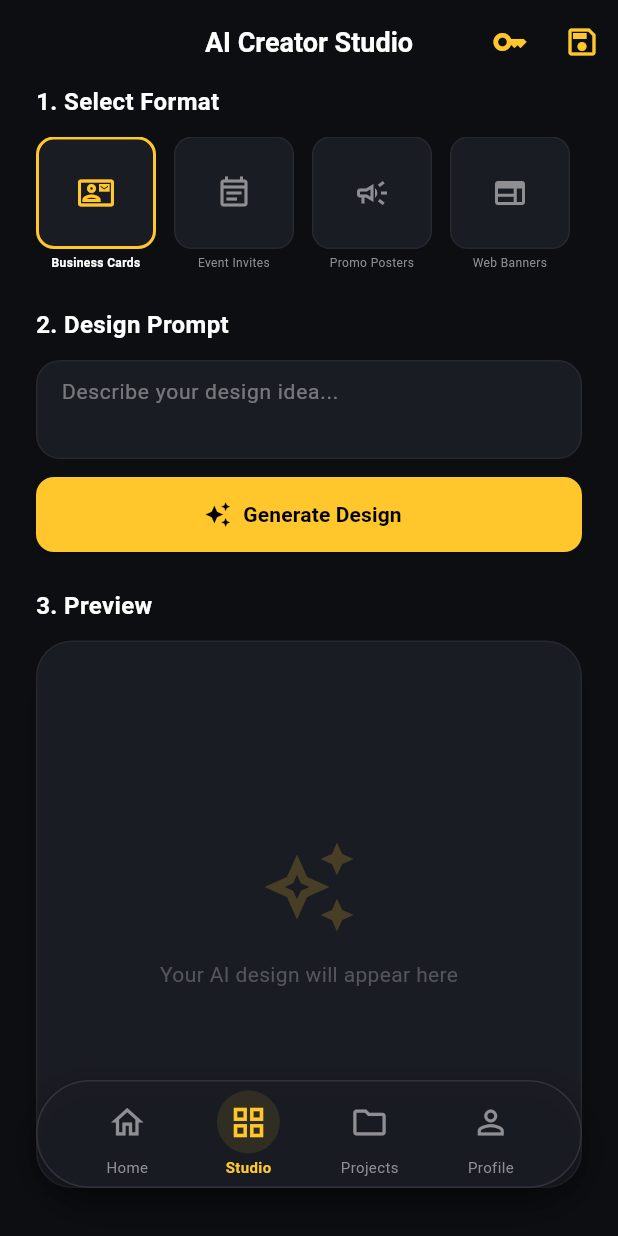
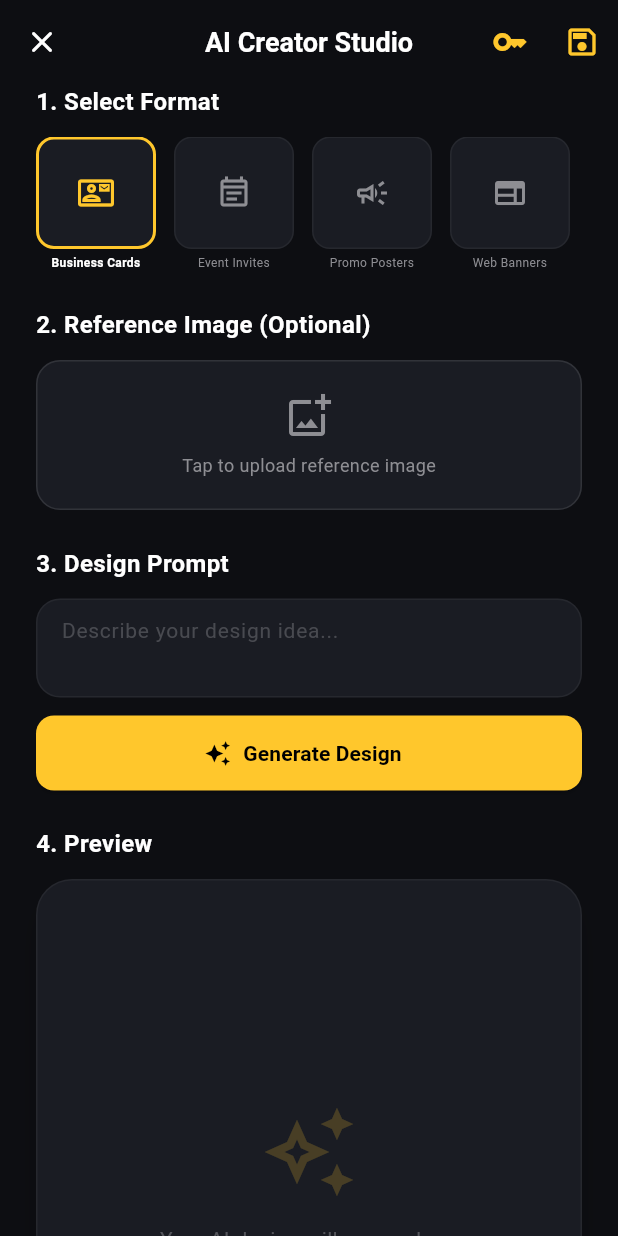
Before and after one commit to Rodgers-Abraham/DesignGrid-AI, a Flutter app: the StudioPage screen opened by its route, on a phone screen of 412 x 824 dp. Run offline on Flutter 3.47's test engine with Material 3 defaults, Android fonts, the phone set to English and light mode, and no system bars; our stand-ins replace cloud_firestore, equatable, firebase_auth, firebase_core, flutter_bloc, flutter_secure_storage and 3 more; accounts and stored records are empty.

Commit message:
feat: Phase 14 - AI-Only Studio, Full-Screen Studio, Reference Image Upload, and Permanent Dark Aesthetic

```diff
--- a/lib/logic/auth/auth_event.dart
+++ b/lib/logic/auth/auth_event.dart
@@ -53,3 +53,10 @@ class CreateAccountEvent extends AuthEvent {
 }
 
 class DeleteAccountEvent extends AuthEvent {}
+
+class ChangePasswordEvent extends AuthEvent {
+  final String newPassword;
+  ChangePasswordEvent(this.newPassword);
+  @override
+  List<Object?> get props => [newPassword];
+}
--- a/lib/logic/theme/theme_bloc.dart
+++ /dev/null
@@ -1,16 +0,0 @@
-import 'package:flutter/material.dart';
-import 'package:flutter_bloc/flutter_bloc.dart';
-import 'theme_event.dart';
-import 'theme_state.dart';
-
-class ThemeBloc extends Bloc<ThemeEvent, ThemeState> {
-  ThemeBloc() : super(const ThemeState(ThemeMode.dark)) {
-    on<ToggleThemeEvent>((event, emit) {
-      if (state.themeMode == ThemeMode.dark) {
-        emit(const ThemeState(ThemeMode.light));
-      } else {
-        emit(const ThemeState(ThemeMode.dark));
-      }
-    });
-  }
-}
--- a/lib/logic/theme/theme_event.dart
+++ /dev/null
@@ -1,8 +0,0 @@
-import 'package:equatable/equatable.dart';
-
-abstract class ThemeEvent extends Equatable {
-  @override
-  List<Object?> get props => [];
-}
-
-class ToggleThemeEvent extends ThemeEvent {}
--- a/lib/logic/theme/theme_state.dart
+++ /dev/null
@@ -1,11 +0,0 @@
-import 'package:equatable/equatable.dart';
-import 'package:flutter/material.dart';
-
-class ThemeState extends Equatable {
-  final ThemeMode themeMode;
-
-  const ThemeState(this.themeMode);
-
-  @override
-  List<Object?> get props => [themeMode];
-}
--- a/lib/ui/pages/studio_page.dart
+++ b/lib/ui/pages/studio_page.dart
@@ -25,6 +25,7 @@ class StudioPage extends StatefulWidget {
 class _StudioPageState extends State<StudioPage> {
   String _selectedPreset = 'Business Cards';
   final TextEditingController _promptController = TextEditingController();
+  bool _hasReferenceImage = false;
 
   final List<Map<String, dynamic>> _presets = [
     {'name': 'Business Cards', 'ratio': '3.5:2', 'icon': Icons.contact_mail_outlined},
@@ -106,12 +107,10 @@ class _StudioPageState extends State<StudioPage> {
       builder: (context, state) {
         return Scaffold(
           appBar: AppBar(
-            leading: context.canPop()
-                ? IconButton(
-                    icon: const Icon(Icons.arrow_back),
-                    onPressed: () => context.pop(),
-                  )
-                : null,
+            leading: IconButton(
+              icon: const Icon(Icons.close_rounded),
+              onPressed: () => context.go('/'),
+            ),
             title: const Text('AI Creator Studio', style: TextStyle(fontSize: 18, fontWeight: FontWeight.bold)),
             centerTitle: true,
             backgroundColor: Colors.transparent,
@@ -142,7 +141,8 @@ class _StudioPageState extends State<StudioPage> {
               ),
             ],
           ),
-          body: Padding(
+          body: SingleChildScrollView(
+            physics: const BouncingScrollPhysics(),
             padding: const EdgeInsets.symmetric(horizontal: 24),
             child: Column(
               crossAxisAlignment: CrossAxisAlignment.start,
@@ -151,14 +151,18 @@ class _StudioPageState extends State<StudioPage> {
                 const SizedBox(height: 12),
                 _buildPresetGrid(),
                 const SizedBox(height: 24),
-                const Text('2. Design Prompt', style: TextStyle(fontSize: 16, fontWeight: FontWeight.bold)),
+                const Text('2. Reference Image (Optional)', style: TextStyle(fontSize: 16, fontWeight: FontWeight.bold)),
+                const SizedBox(height: 12),
+                _buildImageUploadSection(),
+                const SizedBox(height: 24),
+                const Text('3. Design Prompt', style: TextStyle(fontSize: 16, fontWeight: FontWeight.bold)),
                 const SizedBox(height: 12),
                 _buildAiPromptSection(),
                 const SizedBox(height: 24),
-                const Text('3. Preview', style: TextStyle(fontSize: 16, fontWeight: FontWeight.bold)),
+                const Text('4. Preview', style: TextStyle(fontSize: 16, fontWeight: FontWeight.bold)),
                 const SizedBox(height: 12),
-                Expanded(child: _buildCanvas(state.layers)),
-                const SizedBox(height: 32),
+                _buildCanvas(state.layers),
+                const SizedBox(height: 48),
               ],
             ),
           ),
@@ -167,10 +171,65 @@ class _StudioPageState extends State<StudioPage> {
     );
   }
 
+  Widget _buildImageUploadSection() {
+    return GestureDetector(
+      onTap: () {
+        setState(() => _hasReferenceImage = !_hasReferenceImage);
+        ScaffoldMessenger.of(context).showSnackBar(
+          SnackBar(content: Text(_hasReferenceImage ? 'Image uploaded!' : 'Image removed.')),
+        );
+      },
+      child: Container(
+        height: 100,
+        width: double.infinity,
+        decoration: BoxDecoration(
+          color: AppColors.surface,
+          borderRadius: BorderRadius.circular(16),
+          border: Border.all(
+            color: _hasReferenceImage ? AppColors.primaryAmber : Colors.white.withOpacity(0.1),
+            style: BorderStyle.solid,
+            width: 1,
+          ),
+        ),
+        child: _hasReferenceImage
+            ? Stack(
+                children: [
+                  ClipRRect(
+                    borderRadius: BorderRadius.circular(16),
+                    child: Image.network(
+                      'https://placeholder.com/600x200',
+                      width: double.infinity,
+                      fit: BoxFit.cover,
+                    ),
+                  ),
+                  Positioned(
+                    right: 8,
+                    top: 8,
+                    child: Container(
+                      padding: const EdgeInsets.all(4),
+                      decoration: const BoxDecoration(color: Colors.black54, shape: BoxShape.circle),
+                      child: const Icon(Icons.refresh, color: Colors.white, size: 16),
+                    ),
+                  ),
+                ],
+              )
+            : Column(
+                mainAxisAlignment: MainAxisAlignment.center,
+                children: [
+                  Icon(Icons.add_photo_alternate_outlined, color: AppColors.textSecondary, size: 32),
+                  const SizedBox(height: 8),
+                  Text('Tap to upload reference image', style: TextStyle(color: AppColors.textSecondary, fontSize: 12)),
+                ],
+              ),
+      ),
+    );
+  }
+
   Widget _buildCanvas(List<CanvasLayer> layers) {
     return Container(
+      height: 400,
       decoration: BoxDecoration(
-        color: Theme.of(context).colorScheme.surface,
+        color: AppColors.surface,
         borderRadius: BorderRadius.circular(24),
         border: Border.all(color: Colors.white.withOpacity(0.05)),
         boxShadow: [
@@ -286,7 +345,7 @@ class _StudioPageState extends State<StudioPage> {
                   Expanded(
                     child: Container(
                       decoration: BoxDecoration(
-                        color: Theme.of(context).colorScheme.surface,
+                        color: AppColors.surface,
                         borderRadius: BorderRadius.circular(12),
                         border: Border.all(
                           color: isSelected ? AppColors.primaryAmber : Colors.white.withOpacity(0.05),
@@ -324,23 +383,21 @@ class _StudioPageState extends State<StudioPage> {
   }
 
   Widget _buildAiPromptSection() {
-    final theme = Theme.of(context);
-    final isDark = theme.brightness == Brightness.dark;
     return Column(
       children: [
         Container(
           padding: const EdgeInsets.symmetric(horizontal: 16),
           decoration: BoxDecoration(
-            color: theme.colorScheme.surface,
+            color: AppColors.surface,
             borderRadius: BorderRadius.circular(16),
-            border: Border.all(color: isDark ? Colors.white.withOpacity(0.05) : Colors.black.withOpacity(0.05)),
+            border: Border.all(color: Colors.white.withOpacity(0.05)),
           ),
           child: TextField(
             controller: _promptController,
             maxLines: 2,
             decoration: InputDecoration(
               hintText: 'Describe your design idea...',
-              hintStyle: TextStyle(color: theme.textTheme.bodySmall?.color?.withOpacity(0.4), fontSize: 14),
+              hintStyle: TextStyle(color: AppColors.textSecondary.withOpacity(0.4), fontSize: 14),
               border: InputBorder.none,
             ),
           ),
@@ -358,8 +415,7 @@ class _StudioPageState extends State<StudioPage> {
                  ScaffoldMessenger.of(context).showSnackBar(
                     const SnackBar(content: Text('Gemini is processing your request...')),
                   );
-                 // Mock generation by adding layers
-                 _addLayer(LayerType.text, _promptController.text.isNotEmpty ? _promptController.text : 'AI Result');
+                 _addLayer(LayerType.text, _promptController.text.isNotEmpty ? _promptController.text : 'AI Design Result');
               }
             },
             icon: const Icon(Icons.auto_awesome, color: Colors.black, size: 18),
--- a/lib/ui/shell/app_shell.dart
+++ b/lib/ui/shell/app_shell.dart
@@ -14,10 +14,13 @@ class AppShell extends StatelessWidget {
 
   @override
   Widget build(BuildContext context) {
+    final state = GoRouterState.of(context);
+    final bool showNav = state.matchedLocation != '/studio';
+
     return Scaffold(
       body: navigationShell,
       extendBody: true,
-      bottomNavigationBar: _StyledFloatingDock(
+      bottomNavigationBar: showNav ? _StyledFloatingDock(
         currentIndex: navigationShell.currentIndex,
         onTap: (index) {
           if (index == 0) {
@@ -34,7 +37,7 @@ class AppShell extends StatelessWidget {
             context.push('/welcome');
           }
         },
-      ),
+      ) : null,
     );
   }
 }
```
Also changed, not shown: lib/core/theme/app_theme.dart (+4 -36 lines), lib/logic/auth/auth_bloc.dart (+12 -0 lines), lib/main.dart (+7 -15 lines), lib/ui/pages/profile_page.dart (+49 -20 lines), 1 other file.
